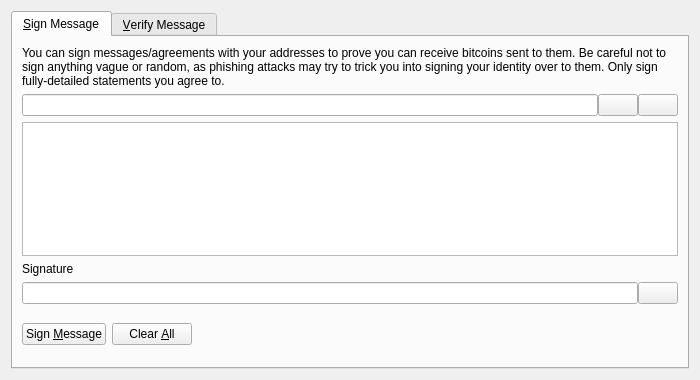
Qt form src/qt/forms/signverifymessagedialog.ui (cho2559/readercoin) before a commit.
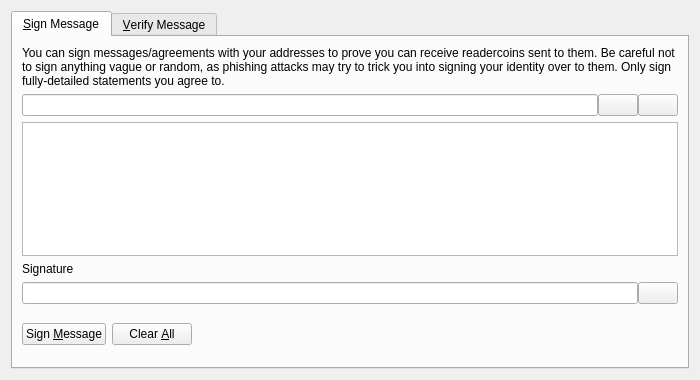
The same form after that commit. Icons and pictures are not drawn. Custom widgets are drawn as their Qt base class.

Commit message: rename bitcoin into readercoin occurrences

What changed in the file:
```diff
--- a/src/qt/forms/signverifymessagedialog.ui
+++ b/src/qt/forms/signverifymessagedialog.ui
@@ -30,7 +30,7 @@
        <item>
         <widget class="QLabel" name="infoLabel_SM">
          <property name="text">
-          <string>You can sign messages/agreements with your addresses to prove you can receive bitcoins sent to them. Be careful not to sign anything vague or random, as phishing attacks may try to trick you into signing your identity over to them. Only sign fully-detailed statements you agree to.</string>
+          <string>You can sign messages/agreements with your addresses to prove you can receive readercoins sent to them. Be careful not to sign anything vague or random, as phishing attacks may try to trick you into signing your identity over to them. Only sign fully-detailed statements you agree to.</string>
          </property>
          <property name="textFormat">
           <enum>Qt::PlainText</enum>
```
Left out of the diff: 26 changed lines with no effect on the pictures. The commit also changes 1291 other files.
